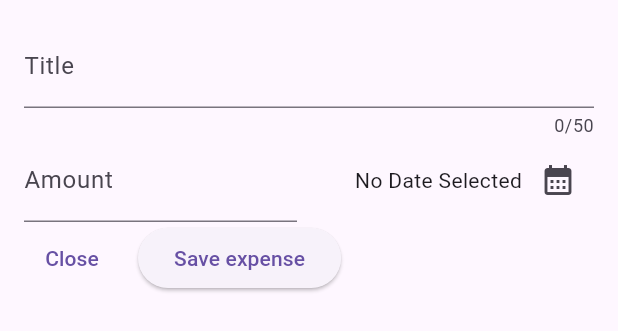
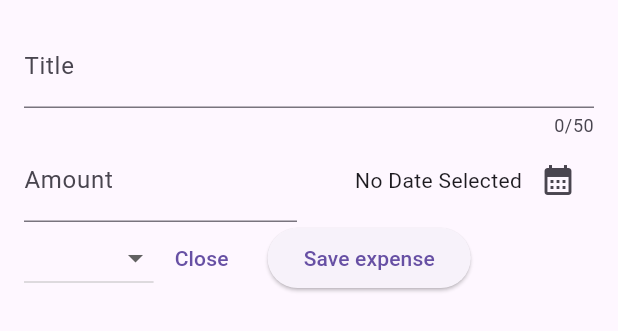
Before and after one commit to NdersCode/app_004, a Flutter app: the NewExpense widget shown alone on an empty page, opened directly, on a phone screen of 412 x 824 dp. Shown: the top 331 px of the screen. Run offline on Flutter 3.47's test engine with Material 2 defaults, Android fonts, the phone set to English and light mode, and no system bars.

Commit message:
Latest commit

```diff
--- a/lib/widgets/new_expense.dart
+++ b/lib/widgets/new_expense.dart
@@ -13,6 +13,7 @@
   final _titleController = TextEditingController();
   final _amountController = TextEditingController();
   DateTime? selectedDate;
+  Category _selectedCategory = Category.leisure;
 
   void _presentDatePicker() async {
     final now = DateTime.now();
@@ -83,6 +84,26 @@
           ),
           Row(
             children: [
+              DropdownButton(
+                items: Category.values
+                    .map(
+                      (category) => DropdownMenuItem(
+                        value: category,
+                        child: Text(
+                          category.name.toUpperCase(),
+                        ),
+                      ),
+                    )
+                    .toList(),
+                onChanged: (value) {
+                  if (value == null) {
+                    return;
+                  }
+                  setState(() {
+                    _selectedCategory = value;
+                  });
+                },
+              ),
               TextButton(
                 onPressed: () {
                   Navigator.pop(context);
```
